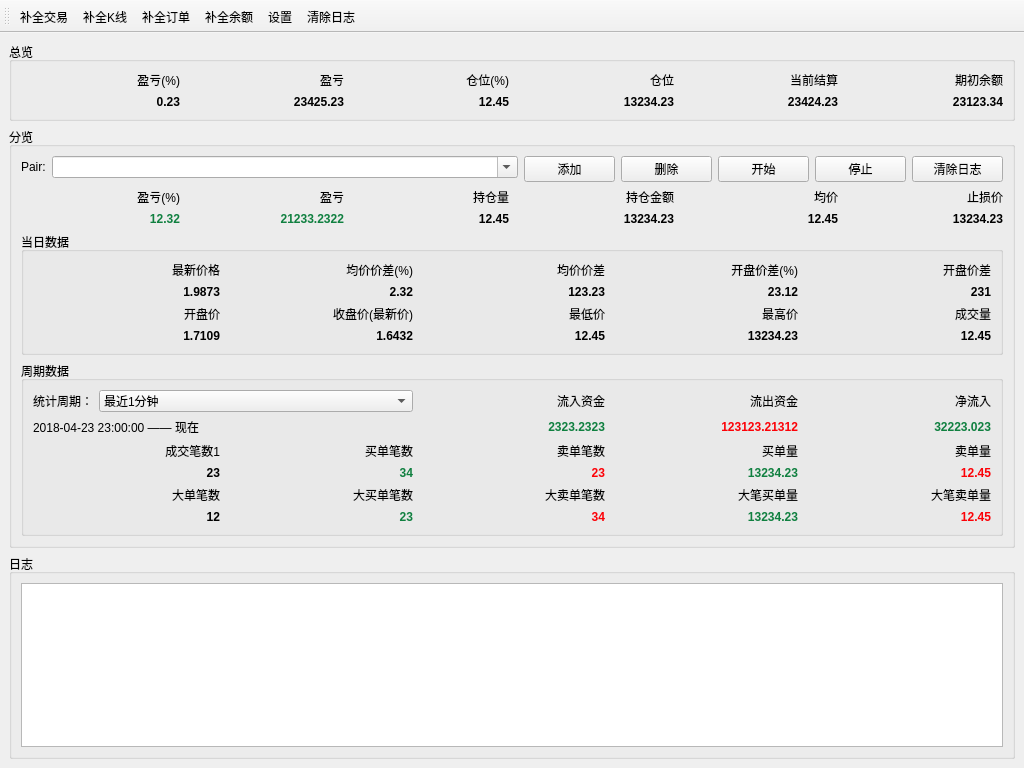
The window that Apps/Monitor/views/main_view.ui (dragonsun7/VCoinTools) describes before a commit, drawn with Qt 5.
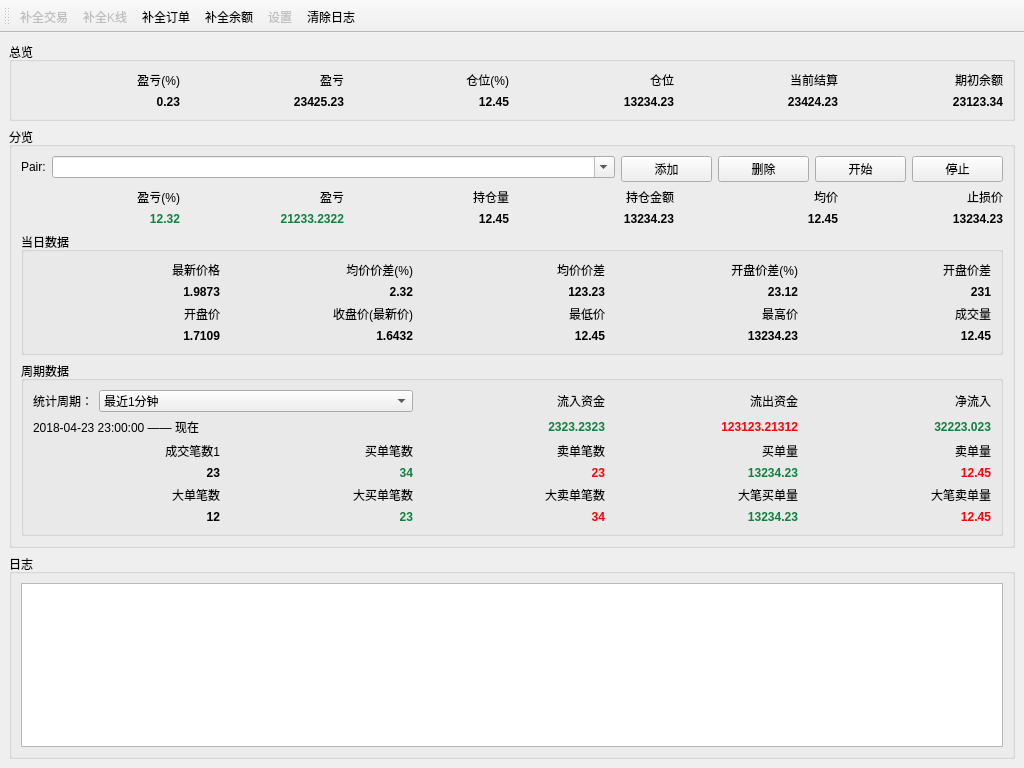
The same window after the commit.

The edit to the form file:
```diff
--- a/Apps/Monitor/views/main_view.ui
+++ b/Apps/Monitor/views/main_view.ui
@@ -271,19 +271,6 @@
            </property>
           </widget>
          </item>
-         <item>
-          <widget class="QPushButton" name="clear_button">
-           <property name="maximumSize">
-            <size>
-             <width>91</width>
-             <height>16777215</height>
-            </size>
-           </property>
-           <property name="text">
-            <string>清除日志</string>
-           </property>
-          </widget>
-         </item>
         </layout>
        </item>
        <item>
@@ -1230,6 +1217,9 @@
    </layout>
   </widget>
   <widget class="QToolBar" name="toolBar">
+   <property name="enabled">
+    <bool>true</bool>
+   </property>
    <property name="windowTitle">
     <string>toolBar</string>
    </property>
@@ -1247,11 +1237,17 @@
    <addaction name="clear_log_action"/>
   </widget>
   <action name="update_deals_action">
+   <property name="enabled">
+    <bool>false</bool>
+   </property>
    <property name="text">
     <string>补全交易</string>
    </property>
   </action>
   <action name="update_kline_action">
+   <property name="enabled">
+    <bool>false</bool>
+   </property>
    <property name="text">
     <string>补全K线</string>
    </property>
@@ -1267,6 +1263,9 @@
    </property>
   </action>
   <action name="setup_action">
+   <property name="enabled">
+    <bool>false</bool>
+   </property>
    <property name="text">
     <string>设置</string>
    </property>
```
Left out of the diff: 1 changed line with no effect on the pictures.
